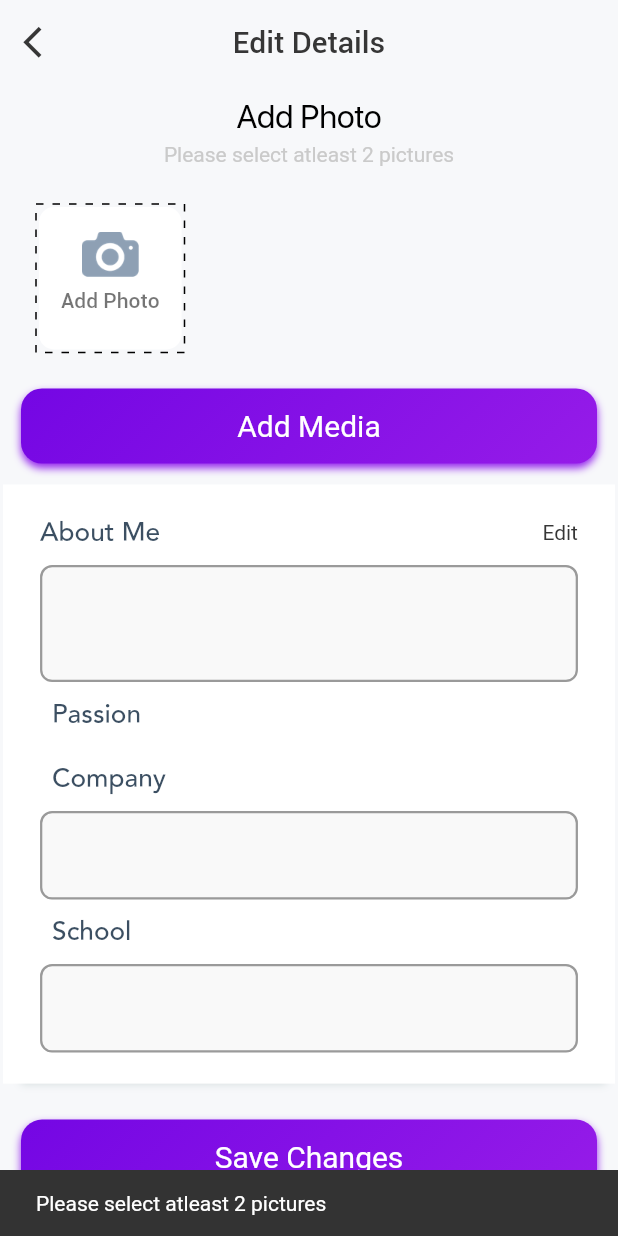
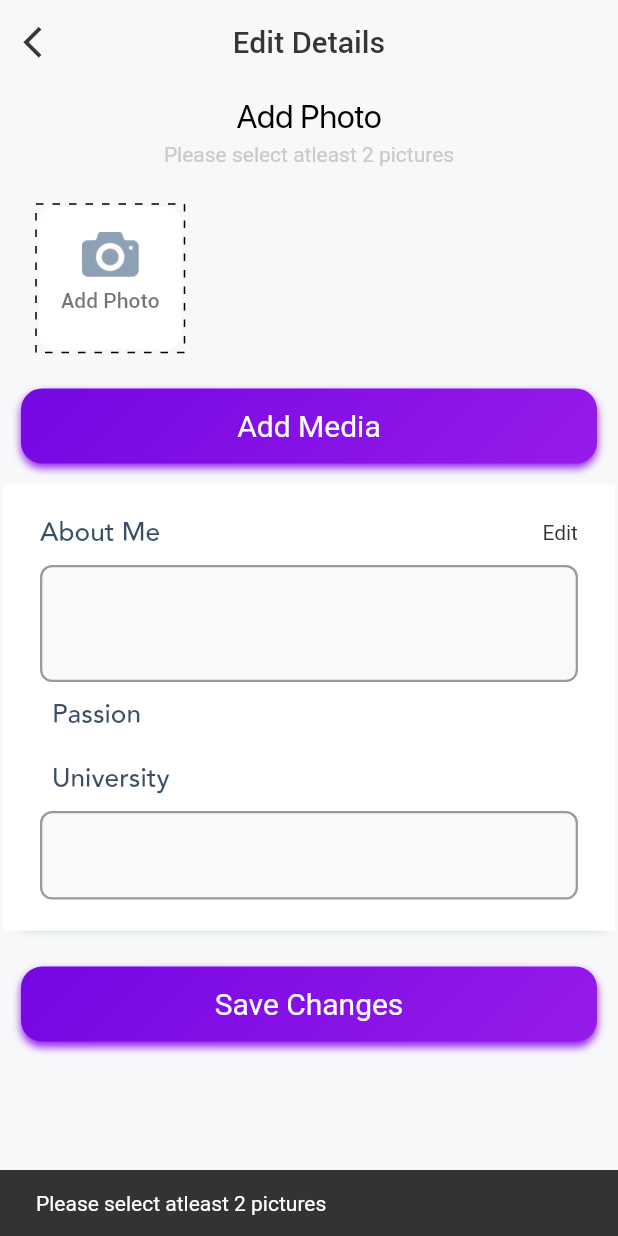
Before and after one commit to jagadeeshpodilapu/daytte, a Flutter app: the EditDetails screen opened by its route, after a tap on "Add Media", on a phone screen of 412 x 824 dp. Run offline on Flutter 3.47's test engine with Material 2 defaults, Android fonts, the phone set to English and light mode, and no system bars; drawn by our look-alikes of dotted_border; our stand-ins replace connectivity_plus, dio, firebase_core, firebase_messaging, flutter_svg, geolocator and 12 more; accounts and stored records are empty; network calls fail; Roboto replaces fonts that are missing (SFProDisplay).

Commit message:
profile edit screen changes

```diff
--- a/lib/consts/constants.dart
+++ b/lib/consts/constants.dart
@@ -36,7 +36,7 @@ class Constants {
   static const String saveChanges = 'Save Changes';
   static const String passion = 'Passion';
   static const String company = 'Company';
-  static const String school = 'School';
+  static const String school = 'University';
   static const String addMedia = 'Add Media';
   static const String select2Pics = 'Please select atleast 2 pictures';
   static const String findNearest = 'Find the nearest';
--- a/lib/controllers/edit_details/edit_details_controller.dart
+++ b/lib/controllers/edit_details/edit_details_controller.dart
@@ -144,7 +144,7 @@ class EditDetailsController extends BaseController {
 
       if (getEditDetailsModel != null) {
         galleryImages = getEditDetailsModel!.data.galleries;
-       await getUserUpdateData();
+        getUserUpdateData();
         update();
       }
     }
@@ -193,7 +193,7 @@ class EditDetailsController extends BaseController {
   Future saveUserDetails() async {
     final payload = {
       "shortDescription": aboutMeController.text,
-      "passion": userModel?.data.user?.passion
+      // "passion": userModel?.data.user?.passion
     };
     print("payload object is $payload ${storage.read("id")}");
     DialogHelper.showLoading('Loading...');
--- a/lib/controllers/findnearest/find_nearest_binding.dart
+++ b/lib/controllers/findnearest/find_nearest_binding.dart
@@ -4,6 +4,6 @@ import 'package:get/get.dart';
 class FindNearestBinding extends Bindings {
   @override
   void dependencies() {
-    Get.lazyPut(() => FindNearestController(), fenix: true);
+    Get.put(() => FindNearestController(),);
   }
 }
--- a/lib/controllers/findnearest/find_nearest_controller.dart
+++ b/lib/controllers/findnearest/find_nearest_controller.dart
@@ -5,10 +5,12 @@ import 'package:get/get.dart';
 import 'package:get_storage/get_storage.dart';
 
 class FindNearestController extends BaseController {
+
   int page = 0, limit = 10;
   final storage = GetStorage();
   RxInt users = 0.obs;
   FindNearestModel? findNearestModel;
+  List<User> userIds=[];
 
   @override
   void onInit() {
@@ -27,6 +29,7 @@ class FindNearestController extends BaseController {
       print("find nearest response $response");
       findNearestModel = FindNearestModel.fromJson(response);
       users.value = findNearestModel?.data.users?.length ?? 0;
+      userIds= findNearestModel?.data.users??[];
     }
     update();
   }
--- a/lib/controllers/otpController/otp_controller.dart
+++ b/lib/controllers/otpController/otp_controller.dart
@@ -88,7 +88,6 @@ class OtpController extends BaseController {
     storage.write("id", userInfoModel?.userProperties.user?.id);
     print("user response is $response");
 
-
     if (userInfoModel != null) {
       if (userInfoModel!.userProperties.user!.newUser!) {
         storage.write('page', "1");
--- a/lib/view/screens/editdetails/edit_details.dart
+++ b/lib/view/screens/editdetails/edit_details.dart
@@ -8,6 +8,7 @@ import 'package:daytte/view/widgets/textfield_widget.dart';
 import 'package:dotted_border/dotted_border.dart';
 import 'package:flutter/material.dart';
 import 'package:get/get.dart';
+import 'package:get_storage/get_storage.dart';
 
 import '../../../controllers/edit_details/edit_details_controller.dart';
 
@@ -23,7 +24,7 @@ class EditDetails extends StatelessWidget {
       appBar: appBarWidget(Constants.editDetails, color: Color(0xffF7F8FA)),
       body: GetBuilder<EditDetailsController>(
         init: EditDetailsController(),
-       // didChangeDependencies: (state)=>state.controller?.getUserUpdateData(),
+       didChangeDependencies: (state)=>state.controller?.getUserUpdateData(),
         builder: (controller) => ListView(
           children: [
             addPhotoHeadingWidget,
@@ -113,8 +114,9 @@ class EditDetails extends StatelessWidget {
     controller.schoolController.text =
         controller.userModel?.data.user?.interestedIn ?? "";
     "";
-    controller.companyController.text =
-        controller.userModel?.data.user?.interestedIn ?? "";
+    // print('userData passion ${controller.userModel?.data.user}');
+    // controller.companyController.text =
+    //     controller.userModel?.data.user?.interestedIn ?? "";
     return Container(
       margin: EdgeInsets.symmetric(horizontal: 2.0),
       decoration: BoxDecoration(
@@ -157,19 +159,28 @@ class EditDetails extends StatelessWidget {
                 ),
               ],
             ),
-            Align(
-                alignment: Alignment.topLeft,
-                child: Padding(
-                  padding: const EdgeInsets.all(8.0),
-                  child: headingWithTextStyle(0.9, Constants.passion, 17.5),
-                )),
-            Wrap(
+            GestureDetector(
+              onTap: (){
+                GetStorage().write("passion", "EditProfilePassion");
+                Get.toNamed(AppRoutes.PASSION);
+              },
+              child: Align(
+                  alignment: Alignment.topLeft,
+                  child: Padding(
+                    padding: const EdgeInsets.all(8.0),
+                    child: headingWithTextStyle(0.9, Constants.passion, 17.5),
+                  )),
+            ),
+           /* Wrap(
               spacing: 6,
               runSpacing: 6,
               crossAxisAlignment: WrapCrossAlignment.start,
               children: List.generate(
                   controller.userModel?.data.user?.passion?.length ?? 0,
-                  (index) => Container(
+                  (index) {
+                    // print("userDetails0 ${controller.userModel?.data.user?.passion}");
+                    // print("userDetails1 ${controller.userModel?.data.user?.passion?.first.name}");
+                    return Container(
                         padding:
                             EdgeInsets.symmetric(horizontal: 8, vertical: 6),
                         decoration: BoxDecoration(
@@ -181,34 +192,24 @@ class EditDetails extends StatelessWidget {
                             "${controller.userModel?.data.user?.passion?[index].name}",
                           ),
                         ),
-                      )),
-            ),
-            Align(
-                alignment: Alignment.topLeft,
-                child: Padding(
-                  padding: const EdgeInsets.all(8.0),
-                  child: headingWithTextStyle(0.9, Constants.company, 17.5),
-                )),
-            Obx(
-              () => TextFieldWidget(
-                  label: '',
-                  hint: '',
-                  readOnly: controller.isEdit.value,
-                  controller: controller.companyController),
-            ),
+                      );
+                  }),
+            ),*/
             Align(
                 alignment: Alignment.topLeft,
                 child: Padding(
                   padding: const EdgeInsets.all(8.0),
                   child: headingWithTextStyle(0.9, Constants.school, 17.5),
                 )),
-            Obx(
-              () => TextFieldWidget(
+             TextFieldWidget(
                 label: '',
                 hint: '',
-                readOnly: controller.isEdit.value,
+                onTap: (){
+                  GetStorage().write("university", "EditProfileUniversity");
+                  Get.toNamed(AppRoutes.UNIVERSITY);
+                },
+                readOnly: true,
                 controller: controller.schoolController,
-              ),
             ),
             addVerticalSpace(10)
           ],
--- a/lib/view/screens/otpverification/otp_verification.dart
+++ b/lib/view/screens/otpverification/otp_verification.dart
@@ -13,6 +13,7 @@ class OtpVerification extends StatelessWidget {
   @override
   Widget build(BuildContext context) {
     return Scaffold(
+      resizeToAvoidBottomInset: false,
       body: GetBuilder<OtpController>(
         init: OtpController(),
         builder: (controller) => Column(
--- a/lib/view/widgets/textfield_widget.dart
+++ b/lib/view/widgets/textfield_widget.dart
@@ -7,6 +7,9 @@ class TextFieldWidget extends StatelessWidget {
   final Function(String)? onChange;
   final Function(String)? validator;
   final bool? readOnly;
+  final Function()? onTap;
+  final bool? enable;
+
 
   const TextFieldWidget(
       {Key? key,
@@ -14,7 +17,7 @@ class TextFieldWidget extends StatelessWidget {
       required this.hint,
       required this.controller,
       this.onChange,
-      this.validator, this.readOnly=false})
+      this.validator, this.readOnly=false,this.onTap,this.enable})
       : super(key: key);
 
   @override
@@ -25,6 +28,8 @@ class TextFieldWidget extends StatelessWidget {
         readOnly: readOnly??false,
         validator: (v) => validator!(v!),
         controller: controller,
+        onTap: onTap,
+        enabled: enable,
         decoration: InputDecoration(
           label: Text(label),
           labelStyle: TextStyle(),
```
Also changed, not shown: lib/controllers/discover_partner/discover_partner_controller.dart (+38 -13 lines), lib/controllers/passion/passion_controller.dart (+10 -4 lines), lib/controllers/university/university_controller.dart (+10 -4 lines), lib/model/single_user_model.dart (+5 -7 lines), lib/view/screens/discoverpartner/swipe.dart (line endings or trailing spaces).
